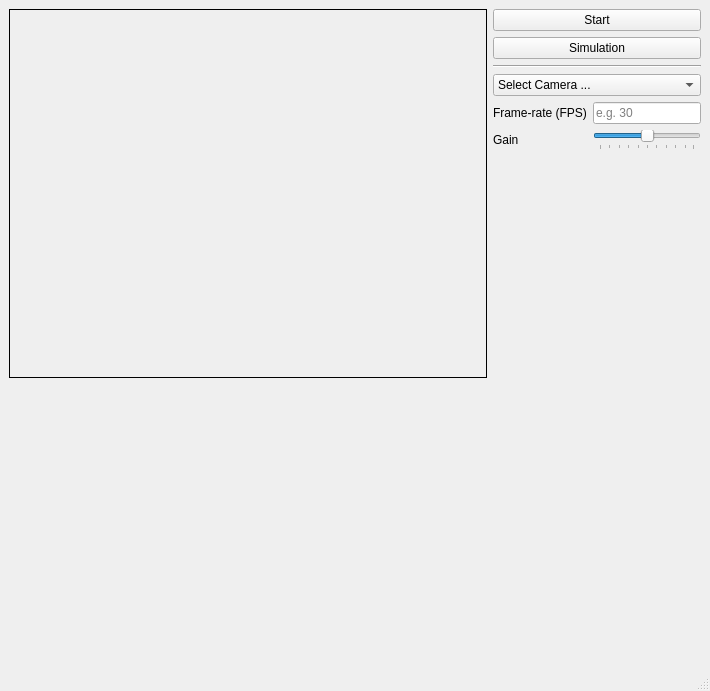
Qt form code/real-time-seeing/ui/layout.ui (r13i/dimm-project) before a commit.
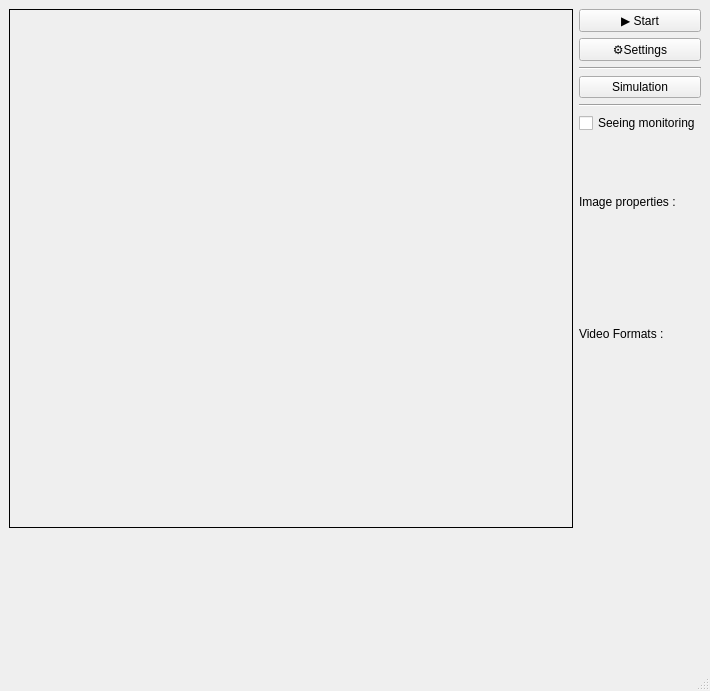
The same form after that commit.

Commit message: WIP: Changed to built-in camera dialogs

The edit to the form file:
```diff
--- a/code/real-time-seeing/ui/layout.ui
+++ b/code/real-time-seeing/ui/layout.ui
@@ -27,45 +27,30 @@
     <property name="spacing">
      <number>6</number>
     </property>
-    <item row="4" column="1">
-     <layout class="QFormLayout" name="formLayout">
-      <item row="0" column="0">
-       <widget class="QLabel" name="fpsLabel">
+    <item row="5" column="1">
+     <widget class="QCheckBox" name="enable_seeing">
         <property name="text">
-         <string>Frame-rate (FPS)</string>
+       <string>Seeing monitoring</string>
         </property>
        </widget>
       </item>
-      <item row="0" column="1">
-       <widget class="QLineEdit" name="fpsLineEdit">
-        <property name="placeholderText">
-         <string>e.g. 30</string>
-        </property>
-       </widget>
-      </item>
-      <item row="1" column="0">
-       <widget class="QLabel" name="gainLabel">
-        <property name="text">
-         <string>Gain</string>
-        </property>
-       </widget>
-      </item>
-      <item row="1" column="1">
-       <widget class="QSlider" name="gainSlider">
-        <property name="value">
-         <number>50</number>
-        </property>
-        <property name="orientation">
-         <enum>Qt::Horizontal</enum>
-        </property>
-        <property name="tickPosition">
-         <enum>QSlider::TicksBelow</enum>
-        </property>
-       </widget>
-      </item>
-     </layout>
-    </item>
-    <item row="0" column="0" rowspan="5">
+    <item row="9" column="0">
+     <widget class="QWidget" name="seeing_graph" native="true"/>
+    </item>
+    <item row="3" column="1">
+     <widget class="QPushButton" name="button_simulation">
+      <property name="toolTip">
+       <string>&lt;html&gt;&lt;head/&gt;&lt;body&gt;&lt;p&gt;Launch simulation with artificial observations&lt;/p&gt;&lt;/body&gt;&lt;/html&gt;</string>
+      </property>
+      <property name="whatsThis">
+       <string>&lt;html&gt;&lt;head/&gt;&lt;body&gt;&lt;p&gt;Launch simulation with artificial observations&lt;/p&gt;&lt;/body&gt;&lt;/html&gt;</string>
+      </property>
+      <property name="text">
+       <string>Simulation</string>
+      </property>
+     </widget>
+    </item>
+    <item row="0" column="0" rowspan="9">
      <widget class="QLabel" name="stars_capture">
       <property name="palette">
        <palette>
@@ -496,9 +481,6 @@
       </property>
      </widget>
     </item>
-    <item row="5" column="0">
-     <widget class="QWidget" name="seeing_graph" native="true"/>
-    </item>
     <item row="0" column="1">
      <widget class="QPushButton" name="button_start">
       <property name="enabled">
@@ -511,7 +493,7 @@
        <string>&lt;html&gt;&lt;head/&gt;&lt;body&gt;&lt;p&gt;Start camera and real-time seeing monitoring&lt;/p&gt;&lt;/body&gt;&lt;/html&gt;</string>
       </property>
       <property name="text">
-       <string>Start</string>
+       <string>▶ Start</string>
       </property>
       <property name="checkable">
        <bool>false</bool>
@@ -521,16 +503,10 @@
       </property>
      </widget>
     </item>
-    <item row="1" column="1">
-     <widget class="QPushButton" name="button_simulation">
-      <property name="toolTip">
-       <string>&lt;html&gt;&lt;head/&gt;&lt;body&gt;&lt;p&gt;Launch simulation with artificial observations&lt;/p&gt;&lt;/body&gt;&lt;/html&gt;</string>
-      </property>
-      <property name="whatsThis">
-       <string>&lt;html&gt;&lt;head/&gt;&lt;body&gt;&lt;p&gt;Launch simulation with artificial observations&lt;/p&gt;&lt;/body&gt;&lt;/html&gt;</string>
-      </property>
+    <item row="6" column="1">
+     <widget class="QLabel" name="image_properties">
       <property name="text">
-       <string>Simulation</string>
+       <string>Image properties :</string>
       </property>
      </widget>
     </item>
@@ -541,18 +517,25 @@
       </property>
      </widget>
     </item>
-    <item row="3" column="1">
-     <widget class="QComboBox" name="select_camera_button">
-      <item>
+    <item row="1" column="1">
+     <widget class="QPushButton" name="button_settings">
        <property name="text">
-        <string>Select Camera ...</string>
-       </property>
-      </item>
-      <item>
-       <property name="text">
-        <string>None (Simulation only)</string>
-       </property>
-      </item>
+       <string>⚙Settings</string>
+      </property>
+     </widget>
+    </item>
+    <item row="4" column="1">
+     <widget class="Line" name="line_2">
+      <property name="orientation">
+       <enum>Qt::Horizontal</enum>
+      </property>
+     </widget>
+    </item>
+    <item row="7" column="1">
+     <widget class="QLabel" name="label">
+      <property name="text">
+       <string>Video Formats :</string>
+      </property>
      </widget>
     </item>
    </layout>
```
Lines whose indentation alone changed are shown as unchanged. The commit also changes 2 other files.
